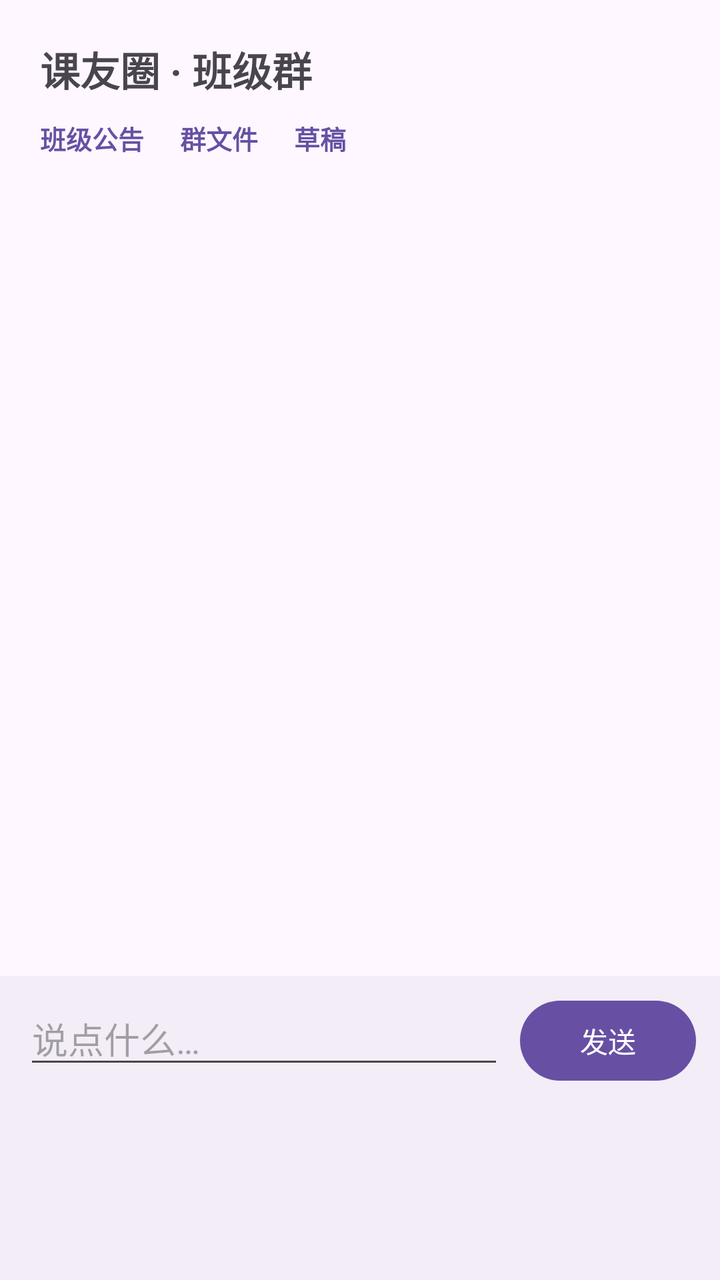
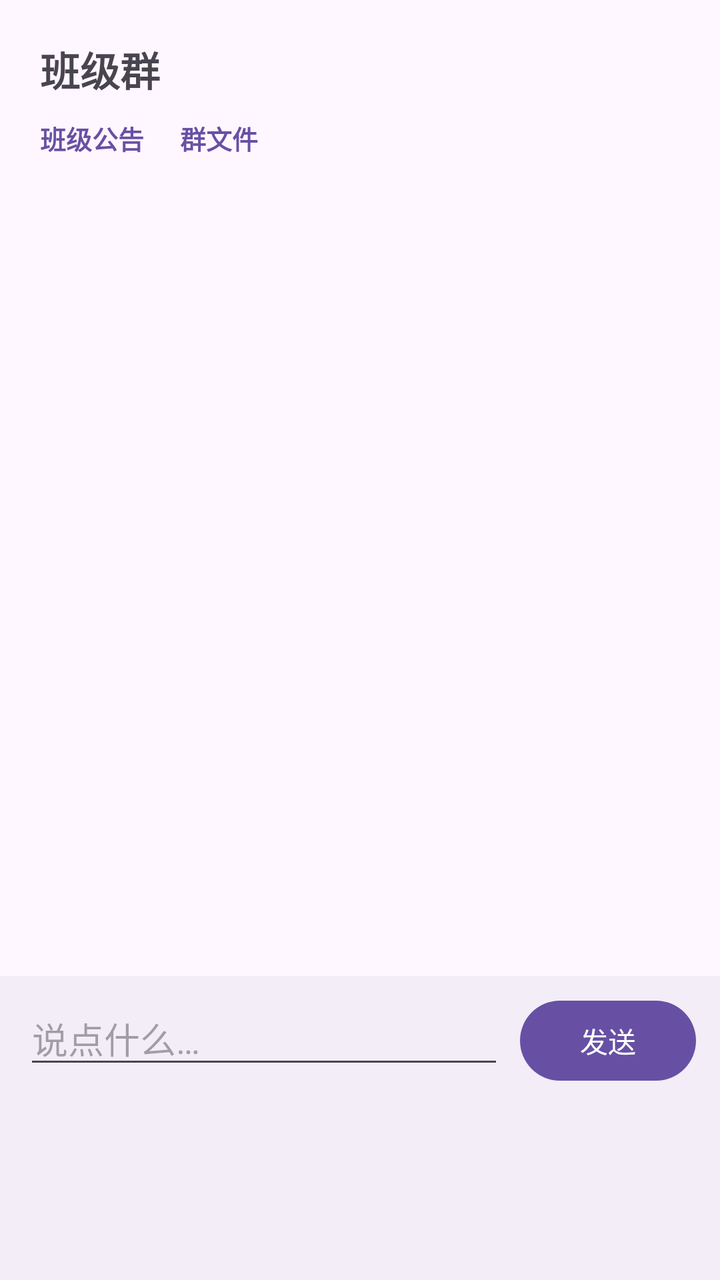

Two renders of the same Android screen: before a commit and after it. Below are the layout's source before the change and the commit's diff.
<!-- AndroidManifest.xml: application theme Theme.Keyou -->
<!-- res/layout/page_chat.xml -->
<?xml version="1.0" encoding="utf-8"?>
<LinearLayout xmlns:android="http://schemas.android.com/apk/res/android"
    android:layout_width="match_parent"
    android:layout_height="match_parent"
    android:orientation="vertical">

    <LinearLayout
        android:layout_width="match_parent"
        android:layout_height="wrap_content"
        android:orientation="vertical"
        android:paddingHorizontal="20dp"
        android:paddingTop="20dp"
        android:paddingBottom="8dp">

        <TextView
            android:layout_width="wrap_content"
            android:layout_height="wrap_content"
            android:text="@string/chat_title"
            android:textSize="20sp"
            android:textStyle="bold" />

        
        <LinearLayout
            android:layout_width="wrap_content"
            android:layout_height="wrap_content"
            android:layout_marginTop="4dp"
            android:orientation="horizontal">

            <TextView
                android:id="@+id/btn_chat_notice"
                android:layout_width="wrap_content"
                android:layout_height="wrap_content"
                android:background="?attr/selectableItemBackgroundBorderless"
                android:clickable="true"
                android:focusable="true"
                android:paddingVertical="6dp"
                android:paddingEnd="18dp"
                android:text="@string/chat_entry_notice"
                android:textColor="?attr/colorPrimary"
                android:textSize="13sp"
                android:textStyle="bold" />

            <TextView
                android:id="@+id/btn_chat_files"
                android:layout_width="wrap_content"
                android:layout_height="wrap_content"
                android:background="?attr/selectableItemBackgroundBorderless"
                android:clickable="true"
                android:focusable="true"
                android:paddingVertical="6dp"
                android:paddingEnd="18dp"
                android:text="@string/chat_entry_files"
                android:textColor="?attr/colorPrimary"
                android:textSize="13sp"
                android:textStyle="bold" />

            <TextView
                android:id="@+id/btn_chat_draft"
                android:layout_width="wrap_content"
                android:layout_height="wrap_content"
                android:background="?attr/selectableItemBackgroundBorderless"
                android:clickable="true"
                android:focusable="true"
                android:paddingVertical="6dp"
                android:text="@string/chat_entry_draft"
                android:textColor="?attr/colorPrimary"
                android:textSize="13sp"
                android:textStyle="bold" />
        </LinearLayout>
    </LinearLayout>

    <androidx.recyclerview.widget.RecyclerView
        android:id="@+id/rv_messages"
        android:layout_width="match_parent"
        android:layout_height="0dp"
        android:layout_weight="1"
        android:clipToPadding="false"
        android:padding="16dp" />

    
    <LinearLayout
        android:layout_width="match_parent"
        android:layout_height="wrap_content"
        android:orientation="horizontal"
        android:paddingHorizontal="12dp"
        android:paddingTop="8dp"
        android:paddingBottom="96dp"
        android:background="?attr/colorSurfaceContainer">

        <EditText
            android:id="@+id/et_message"
            android:layout_width="0dp"
            android:layout_height="wrap_content"
            android:layout_weight="1"
            android:hint="@string/chat_input_hint"
            android:imeOptions="actionSend"
            android:inputType="text"
            android:maxLines="1"
            android:layout_marginEnd="8dp" />

        <Button
            android:id="@+id/btn_send"
            android:layout_width="wrap_content"
            android:layout_height="wrap_content"
            android:text="@string/chat_send" />
    </LinearLayout>

</LinearLayout>
<!-- resources referenced by this layout -->
<resources>
  <string name="chat_entry_draft">草稿</string>
  <string name="chat_entry_files">群文件</string>
  <string name="chat_entry_notice">班级公告</string>
  <string name="chat_input_hint">说点什么…</string>
  <string name="chat_send">发送</string>
  <string name="chat_title">课友圈 · 班级群</string>
  <style name="Theme.Keyou" parent="Theme.Material3.DayNight.NoActionBar" />
</resources>

<!-- the commit's change to res/layout/page_chat.xml (unified diff, before → after) -->
@@ -54,19 +54,7 @@
                 android:textSize="13sp"
                 android:textStyle="bold" />
 
-            <TextView
-                android:id="@+id/btn_chat_draft"
-                android:layout_width="wrap_content"
-                android:layout_height="wrap_content"
-                android:background="?attr/selectableItemBackgroundBorderless"
-                android:clickable="true"
-                android:focusable="true"
-                android:paddingVertical="6dp"
-                android:text="@string/chat_entry_draft"
-                android:textColor="?attr/colorPrimary"
-                android:textSize="13sp"
-                android:textStyle="bold" />
-        </LinearLayout>
+</LinearLayout>
     </LinearLayout>
 
     <androidx.recyclerview.widget.RecyclerView
<!-- resource entries referenced after the edit -->
@@ -1,11 +1,10 @@
 <!-- resources referenced by this layout -->
 <resources>
-  <string name="chat_entry_draft">草稿</string>
   <string name="chat_entry_files">群文件</string>
   <string name="chat_entry_notice">班级公告</string>
   <string name="chat_input_hint">说点什么…</string>
   <string name="chat_send">发送</string>
-  <string name="chat_title">课友圈 · 班级群</string>
+  <string name="chat_title">班级群</string>
   <style name="Theme.Keyou" parent="Theme.Material3.DayNight.NoActionBar" />
 </resources>
 
